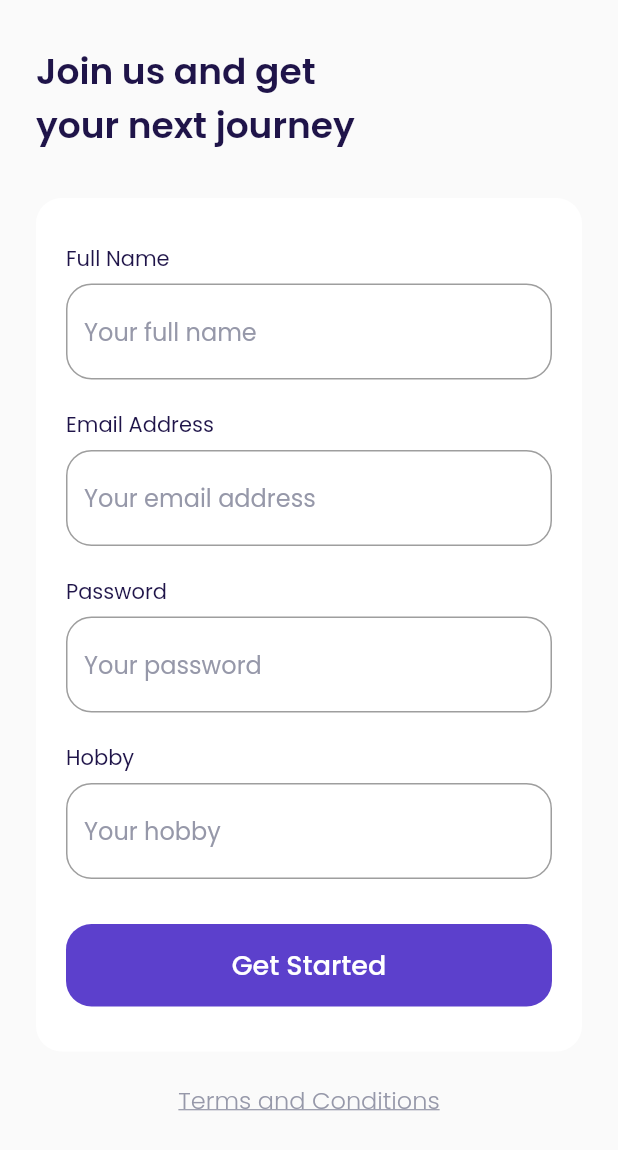
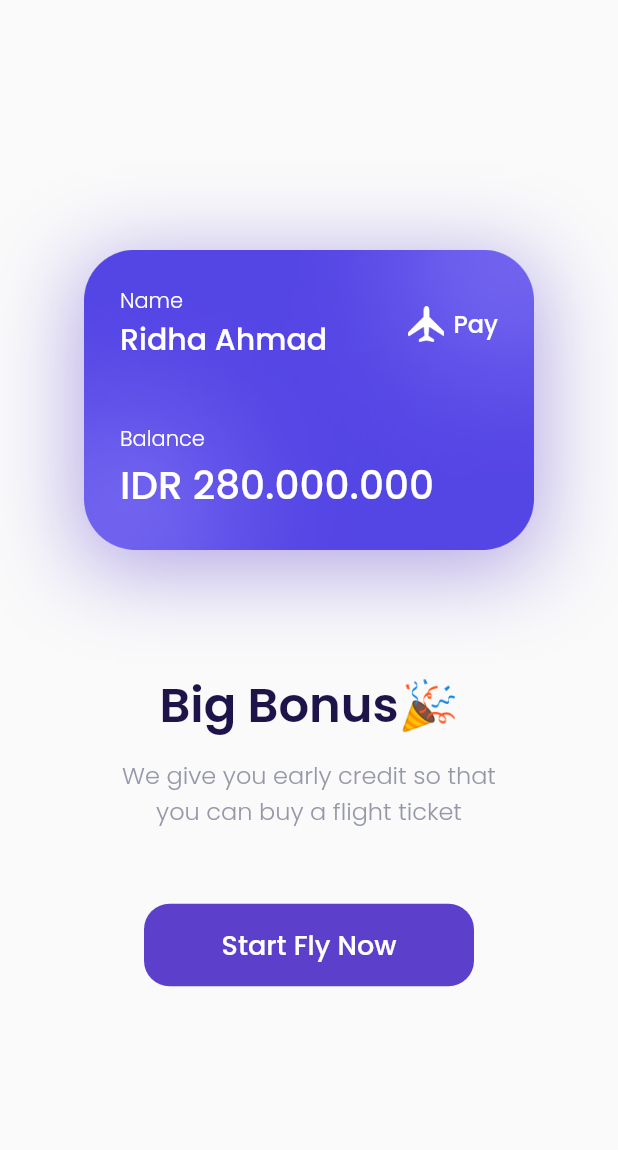
Before and after one commit to RidhaAF/airplane_app, a Flutter app: the SignUpPage screen opened by its route, after a tap on "Get Started", on a phone screen of 412 x 824 dp. Shown: the top 1150 px of the screen. Run offline on Flutter 3.47's test engine with Material 2 defaults, Android fonts, the phone set to English and light mode, and no system bars; our stand-ins replace google_fonts.

Commit message:
Slicing Bonus

```diff
--- a/lib/main.dart
+++ b/lib/main.dart
@@ -1,3 +1,4 @@
+import 'package:airplane_app/ui/pages/bonus_page.dart';
 import 'package:airplane_app/ui/pages/get_started_page.dart';
 import 'package:airplane_app/ui/pages/sign_up_page.dart';
 import 'package:airplane_app/ui/pages/splash_page.dart';
@@ -18,6 +19,7 @@
         '/': (context) => SplashPage(),
         '/get-started': (context) => GetStartedPage(),
         '/sign-up': (context) => SignUpPage(),
+        '/bonus': (context) => BonusPage(),
       },
     );
   }
--- /dev/null
+++ b/lib/ui/pages/bonus_page.dart
@@ -0,0 +1,162 @@
+import 'package:airplane_app/shared/theme.dart';
+import 'package:flutter/material.dart';
+
+class BonusPage extends StatelessWidget {
+  const BonusPage({Key? key}) : super(key: key);
+
+  @override
+  Widget build(BuildContext context) {
+    Widget bonusCard() {
+      return Container(
+        height: 200,
+        width: 300,
+        padding: EdgeInsets.all(defaultMargin),
+        decoration: BoxDecoration(
+          image: DecorationImage(
+            image: AssetImage(
+              'assets/image_card.png',
+            ),
+          ),
+          boxShadow: [
+            BoxShadow(
+              color: kPrimaryColor.withOpacity(0.5),
+              blurRadius: 50,
+              offset: Offset(0, 10),
+            ),
+          ],
+        ),
+        child: Column(
+          crossAxisAlignment: CrossAxisAlignment.start,
+          children: [
+            Row(
+              children: [
+                Expanded(
+                  child: Column(
+                    crossAxisAlignment: CrossAxisAlignment.start,
+                    children: [
+                      Text(
+                        'Name',
+                        style: whiteTextStyle.copyWith(
+                          fontWeight: light,
+                        ),
+                      ),
+                      Text(
+                        'Ridha Ahmad',
+                        style: whiteTextStyle.copyWith(
+                          fontSize: 20,
+                          fontWeight: medium,
+                        ),
+                        overflow: TextOverflow.ellipsis,
+                      ),
+                    ],
+                  ),
+                ),
+                Container(
+                  height: 24,
+                  width: 24,
+                  margin: EdgeInsets.only(right: 6),
+                  decoration: BoxDecoration(
+                    image: DecorationImage(
+                      image: AssetImage(
+                        'assets/icon_plane.png',
+                      ),
+                    ),
+                  ),
+                ),
+                Text(
+                  'Pay',
+                  style: whiteTextStyle.copyWith(
+                    fontSize: 16,
+                    fontWeight: medium,
+                  ),
+                ),
+              ],
+            ),
+            SizedBox(
+              height: 41,
+            ),
+            Text(
+              'Balance',
+              style: whiteTextStyle.copyWith(
+                fontWeight: light,
+              ),
+            ),
+            Text(
+              'IDR 280.000.000',
+              style: whiteTextStyle.copyWith(
+                fontSize: 26,
+                fontWeight: medium,
+              ),
+            ),
+          ],
+        ),
+      );
+    }
+
+    Widget title() {
+      return Container(
+        margin: EdgeInsets.only(top: 80),
+        child: Text(
+          'Big Bonus🎉',
+          style: blackTextStyle.copyWith(
+            fontSize: 32,
+            fontWeight: semiBold,
+          ),
+        ),
+      );
+    }
+
+    Widget subtitle() {
+      return Container(
+        margin: EdgeInsets.only(top: 10),
+        child: Text(
+          'We give you early credit so that\nyou can buy a flight ticket',
+          style: greyTextStyle.copyWith(
+            fontSize: 16,
+            fontWeight: light,
+          ),
+          textAlign: TextAlign.center,
+        ),
+      );
+    }
+
+    Widget startButton() {
+      return Container(
+        margin: EdgeInsets.only(top: 50),
+        height: 55,
+        width: 220,
+        child: TextButton(
+          onPressed: () {},
+          style: TextButton.styleFrom(
+            backgroundColor: kPrimaryColor,
+            shape: RoundedRectangleBorder(
+              borderRadius: BorderRadius.circular(defaultRadius),
+            ),
+          ),
+          child: Text(
+            'Start Fly Now',
+            style: whiteTextStyle.copyWith(
+              fontSize: 18,
+              fontWeight: medium,
+            ),
+          ),
+        ),
+      );
+    }
+
+    return Scaffold(
+      backgroundColor: kBackgroundColor,
+      body: Center(
+        child: Column(
+          mainAxisAlignment: MainAxisAlignment.center,
+          children: [
+            bonusCard(),
+            title(),
+            subtitle(),
+            startButton(),
+          ],
+        ),
+      ),
+    );
+  }
+}
--- a/lib/ui/pages/sign_up_page.dart
+++ b/lib/ui/pages/sign_up_page.dart
@@ -170,7 +170,9 @@
           height: 55,
           width: double.infinity,
           child: TextButton(
-            onPressed: () {},
+            onPressed: () {
+              Navigator.pushNamed(context, '/bonus');
+            },
             style: TextButton.styleFrom(
               backgroundColor: kPrimaryColor,
               shape: RoundedRectangleBorder(
```
